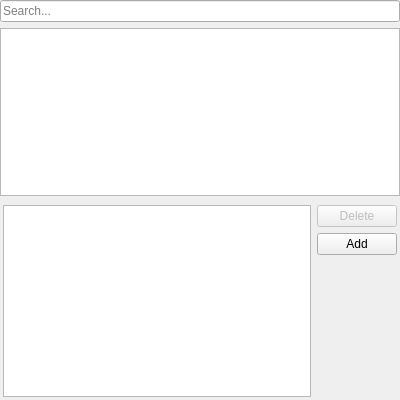
OtterBrowser/otter-browser, file src/modules/windows/notes/NotesContentsWidget.ui: the form before one commit.
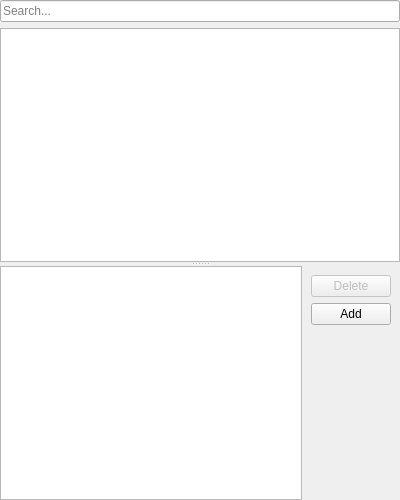
The form after the commit.

Commit message: Allow to resize text input in Notes, size is not remembered

```diff
--- a/src/modules/windows/notes/NotesContentsWidget.ui
+++ b/src/modules/windows/notes/NotesContentsWidget.ui
@@ -7,10 +7,10 @@
     <x>0</x>
     <y>0</y>
     <width>400</width>
-    <height>400</height>
+    <height>500</height>
    </rect>
   </property>
-  <layout class="QVBoxLayout" name="verticalLayout" stretch="0,1,0">
+  <layout class="QVBoxLayout" name="verticalLayout">
    <property name="leftMargin">
     <number>0</number>
    </property>
@@ -34,6 +34,13 @@
     </widget>
    </item>
    <item>
+    <widget class="QSplitter" name="splitter">
+     <property name="orientation">
+      <enum>Qt::Vertical</enum>
+     </property>
+     <property name="childrenCollapsible">
+      <bool>false</bool>
+     </property>
     <widget class="QTreeView" name="notesView">
      <property name="contextMenuPolicy">
       <enum>Qt::CustomContextMenu</enum>
@@ -54,27 +61,36 @@
       <bool>false</bool>
      </attribute>
     </widget>
-   </item>
-   <item>
-    <widget class="QWidget" name="detailsWidget" native="true">
-     <layout class="QHBoxLayout" name="horizontalLayout">
+     <widget class="QWidget" name="noteWidget" native="true">
+      <layout class="QHBoxLayout" name="paneLayout">
+       <property name="spacing">
+        <number>0</number>
+       </property>
       <property name="leftMargin">
-       <number>3</number>
+        <number>0</number>
       </property>
       <property name="topMargin">
-       <number>3</number>
+        <number>0</number>
       </property>
       <property name="rightMargin">
-       <number>3</number>
+        <number>0</number>
       </property>
       <property name="bottomMargin">
-       <number>3</number>
+        <number>0</number>
       </property>
       <item>
-       <widget class="QPlainTextEdit" name="textEdit"/>
+        <widget class="QPlainTextEdit" name="textEdit">
+         <property name="sizePolicy">
+          <sizepolicy hsizetype="Expanding" vsizetype="Preferred">
+           <horstretch>0</horstretch>
+           <verstretch>0</verstretch>
+          </sizepolicy>
+         </property>
+        </widget>
       </item>
       <item>
-       <layout class="QVBoxLayout" name="actionsLayout" stretch="0,0,1">
+        <widget class="QWidget" name="actionsWidget" native="true">
+         <layout class="QVBoxLayout" name="actionsLayout">
         <item>
          <widget class="QPushButton" name="deleteButton">
           <property name="enabled">
@@ -106,8 +122,10 @@
          </spacer>
         </item>
        </layout>
-      </item>
-     </layout>
+        </widget>
+       </item>
+      </layout>
+     </widget>
     </widget>
    </item>
   </layout>
```
Left out of the diff: 2 changed lines with no effect on the pictures. Lines whose indentation alone changed are shown as unchanged.
